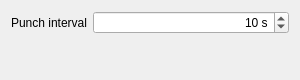
First picture: the form in quickevent/app/quickevent/plugins/Event/src/services/punchingtest/punchingtestservicewidget.ui, repository arnost00/quickbox, before the edit.
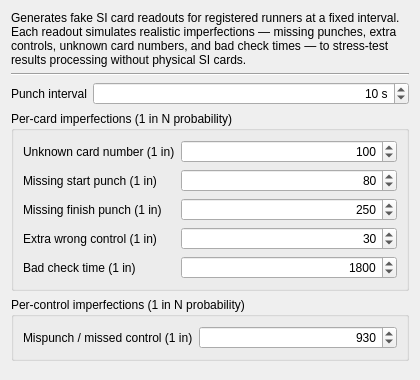
Second picture: the form after the edit.

Commit message: feat: enable setting own probability and add the service description to ui

Patch:
```diff
--- a/quickevent/app/quickevent/plugins/Event/src/services/punchingtest/punchingtestservicewidget.ui
+++ b/quickevent/app/quickevent/plugins/Event/src/services/punchingtest/punchingtestservicewidget.ui
@@ -6,40 +6,233 @@
    <rect>
     <x>0</x>
     <y>0</y>
-    <width>300</width>
-    <height>80</height>
+    <width>420</width>
+    <height>380</height>
    </rect>
   </property>
   <property name="windowTitle">
    <string>Punching Test</string>
   </property>
-  <layout class="QFormLayout" name="formLayout">
-   <item row="0" column="0">
-    <widget class="QLabel" name="label">
+  <layout class="QVBoxLayout" name="verticalLayout">
+   <item>
+    <widget class="QLabel" name="lblDescription">
      <property name="text">
-      <string>Punch interval</string>
+      <string>Generates fake SI card readouts for registered runners at a fixed interval. Each readout simulates realistic imperfections — missing punches, extra controls, unknown card numbers, and bad check times — to stress-test results processing without physical SI cards.</string>
      </property>
+     <property name="wordWrap">
+      <bool>true</bool>
+     </property>
     </widget>
    </item>
-   <item row="0" column="1">
-    <widget class="QSpinBox" name="edPunchInterval">
-     <property name="alignment">
-      <set>Qt::AlignRight|Qt::AlignTrailing|Qt::AlignVCenter</set>
+   <item>
+    <widget class="QFrame" name="line">
+     <property name="frameShape">
+      <enum>QFrame::HLine</enum>
      </property>
-     <property name="suffix">
-      <string> s</string>
+     <property name="frameShadow">
+      <enum>QFrame::Sunken</enum>
      </property>
-     <property name="minimum">
-      <number>1</number>
+    </widget>
+   </item>
+   <item>
+    <layout class="QFormLayout" name="formIntervalLayout">
+     <item row="0" column="0">
+      <widget class="QLabel" name="lblPunchInterval">
+       <property name="text">
+        <string>Punch interval</string>
+       </property>
+      </widget>
+     </item>
+     <item row="0" column="1">
+      <widget class="QSpinBox" name="edPunchInterval">
+       <property name="alignment">
+        <set>Qt::AlignRight|Qt::AlignTrailing|Qt::AlignVCenter</set>
+       </property>
+       <property name="suffix">
+        <string> s</string>
+       </property>
+       <property name="minimum">
+        <number>1</number>
+       </property>
+       <property name="maximum">
+        <number>3600</number>
+       </property>
+       <property name="value">
+        <number>10</number>
+       </property>
+      </widget>
+     </item>
+    </layout>
+   </item>
+   <item>
+    <widget class="QGroupBox" name="grpPerCard">
+     <property name="title">
+      <string>Per-card imperfections (1 in N probability)</string>
      </property>
-     <property name="maximum">
-      <number>3600</number>
+     <layout class="QFormLayout" name="formPerCard">
+      <item row="0" column="0">
+       <widget class="QLabel" name="lblUnknownCardRate">
+        <property name="text">
+         <string>Unknown card number (1 in)</string>
+        </property>
+       </widget>
+      </item>
+      <item row="0" column="1">
+       <widget class="QSpinBox" name="edUnknownCardRate">
+        <property name="alignment">
+         <set>Qt::AlignRight|Qt::AlignTrailing|Qt::AlignVCenter</set>
+        </property>
+        <property name="minimum">
+         <number>1</number>
+        </property>
+        <property name="maximum">
+         <number>99999</number>
+        </property>
+        <property name="value">
+         <number>100</number>
+        </property>
+       </widget>
+      </item>
+      <item row="1" column="0">
+       <widget class="QLabel" name="lblMissingStartRate">
+        <property name="text">
+         <string>Missing start punch (1 in)</string>
+        </property>
+       </widget>
+      </item>
+      <item row="1" column="1">
+       <widget class="QSpinBox" name="edMissingStartRate">
+        <property name="alignment">
+         <set>Qt::AlignRight|Qt::AlignTrailing|Qt::AlignVCenter</set>
+        </property>
+        <property name="minimum">
+         <number>1</number>
+        </property>
+        <property name="maximum">
+         <number>99999</number>
+        </property>
+        <property name="value">
+         <number>80</number>
+        </property>
+       </widget>
+      </item>
+      <item row="2" column="0">
+       <widget class="QLabel" name="lblMissingFinishRate">
+        <property name="text">
+         <string>Missing finish punch (1 in)</string>
+        </property>
+       </widget>
+      </item>
+      <item row="2" column="1">
+       <widget class="QSpinBox" name="edMissingFinishRate">
+        <property name="alignment">
+         <set>Qt::AlignRight|Qt::AlignTrailing|Qt::AlignVCenter</set>
+        </property>
+        <property name="minimum">
+         <number>1</number>
+        </property>
+        <property name="maximum">
+         <number>99999</number>
+        </property>
+        <property name="value">
+         <number>250</number>
+        </property>
+       </widget>
+      </item>
+      <item row="3" column="0">
+       <widget class="QLabel" name="lblExtraPunchRate">
+        <property name="text">
+         <string>Extra wrong control (1 in)</string>
+        </property>
+       </widget>
+      </item>
+      <item row="3" column="1">
+       <widget class="QSpinBox" name="edExtraPunchRate">
+        <property name="alignment">
+         <set>Qt::AlignRight|Qt::AlignTrailing|Qt::AlignVCenter</set>
+        </property>
+        <property name="minimum">
+         <number>1</number>
+        </property>
+        <property name="maximum">
+         <number>99999</number>
+        </property>
+        <property name="value">
+         <number>30</number>
+        </property>
+       </widget>
+      </item>
+      <item row="4" column="0">
+       <widget class="QLabel" name="lblBadCheckRate">
+        <property name="text">
+         <string>Bad check time (1 in)</string>
+        </property>
+       </widget>
+      </item>
+      <item row="4" column="1">
+       <widget class="QSpinBox" name="edBadCheckRate">
+        <property name="alignment">
+         <set>Qt::AlignRight|Qt::AlignTrailing|Qt::AlignVCenter</set>
+        </property>
+        <property name="minimum">
+         <number>1</number>
+        </property>
+        <property name="maximum">
+         <number>99999</number>
+        </property>
+        <property name="value">
+         <number>1800</number>
+        </property>
+       </widget>
+      </item>
+     </layout>
+    </widget>
+   </item>
+   <item>
+    <widget class="QGroupBox" name="grpPerControl">
+     <property name="title">
+      <string>Per-control imperfections (1 in N probability)</string>
      </property>
-     <property name="value">
-      <number>10</number>
-     </property>
+     <layout class="QFormLayout" name="formPerControl">
+      <item row="0" column="0">
+       <widget class="QLabel" name="lblMispunchRate">
+        <property name="text">
+         <string>Mispunch / missed control (1 in)</string>
+        </property>
+       </widget>
+      </item>
+      <item row="0" column="1">
+       <widget class="QSpinBox" name="edMispunchRate">
+        <property name="alignment">
+         <set>Qt::AlignRight|Qt::AlignTrailing|Qt::AlignVCenter</set>
+        </property>
+        <property name="minimum">
+         <number>1</number>
+        </property>
+        <property name="maximum">
+         <number>99999</number>
+        </property>
+        <property name="value">
+         <number>930</number>
+        </property>
+       </widget>
+      </item>
+     </layout>
     </widget>
    </item>
+   <item>
+    <spacer name="verticalSpacer">
+     <property name="orientation">
+      <enum>Qt::Vertical</enum>
+     </property>
+     <property name="sizeHint" stdset="0">
+      <size>
+       <width>20</width>
+       <height>40</height>
+      </size>
+     </property>
+    </spacer>
+   </item>
   </layout>
  </widget>
  <tabstops>
```
Left out of the diff: 6 changed lines with no effect on the pictures. The commit also changes 3 other files.
